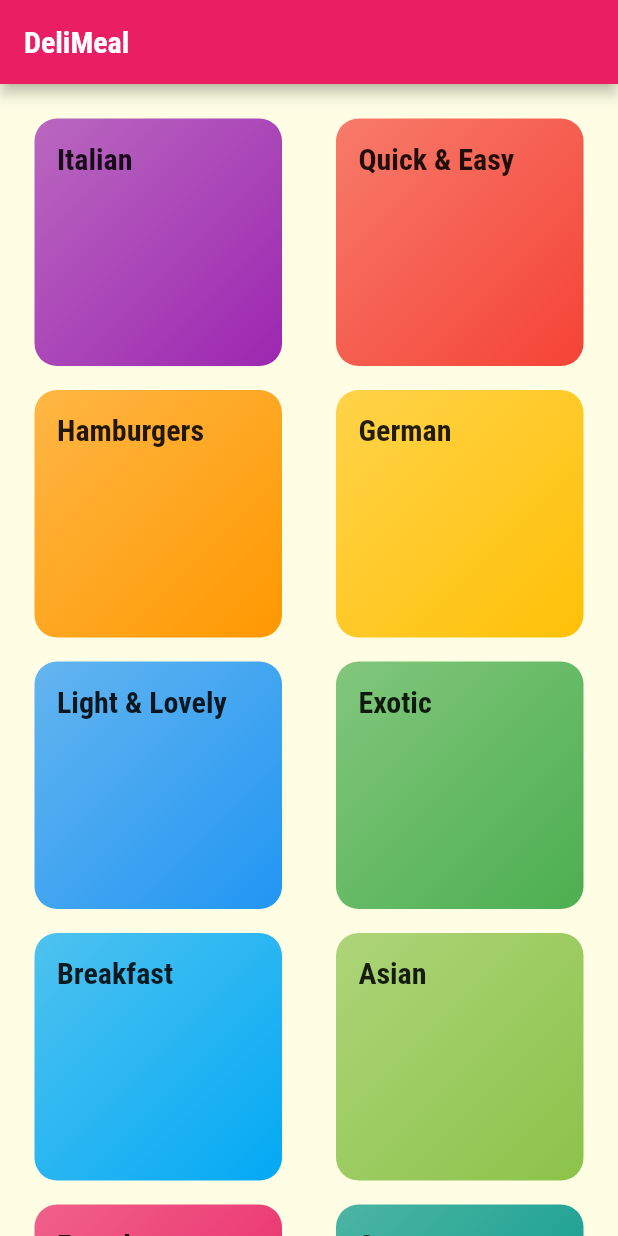
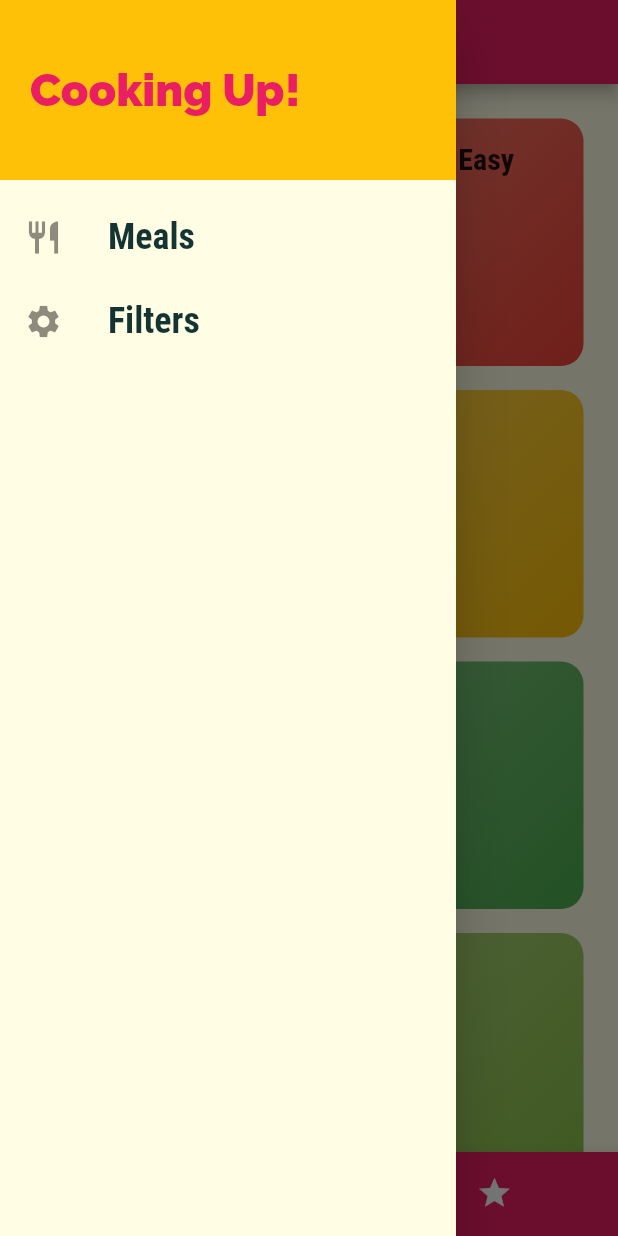
Before and after one commit to AmmarHussien/meals_app, a Flutter app: the screen it shows after launch, with the side drawer open (before the commit the screen has no drawer), on a phone screen of 412 x 824 dp. Run offline on Flutter 3.47's test engine with Material 2 defaults, Android fonts, the phone set to English and light mode, and no system bars.

Commit message:
add new screen

```diff
--- a/lib/main.dart
+++ b/lib/main.dart
@@ -1,6 +1,11 @@
+import 'package:flutter/foundation.dart';
 import 'package:flutter/material.dart';
 import 'package:meals_app/screens/category_meals_screen.dart';
+import 'package:meals_app/screens/favorites_screen.dart';
+import 'package:meals_app/screens/meal_details_screen.dart';
+import 'package:meals_app/screens/tabs_screen.dart';
 import 'screens/categories_screen.dart';
+import 'screens/filters_screen.dart';
 
 void main() {
   runApp(const MyApp());
@@ -15,6 +20,9 @@ class MyApp extends StatelessWidget {
     return MaterialApp(
       title: 'DeliMeals',
       theme: ThemeData(
+        primarySwatch: Colors.pink,
+        // ignore: deprecated_member_use
+        accentColor: Colors.amber,
         canvasColor: const Color.fromRGBO(255, 254, 229, 1),
         fontFamily: 'Raleway',
         textTheme: ThemeData.light().textTheme.copyWith(
@@ -30,18 +38,28 @@ class MyApp extends StatelessWidget {
                 fontWeight: FontWeight.bold,
               ),
             ),
-        colorScheme: ColorScheme.fromSwatch(
-          primarySwatch: Colors.pink,
-        ).copyWith(
-          secondary: Colors.amber,
-        ),
       ),
       debugShowCheckedModeBanner: false,
       //home:  CategoriesScreen(),
       initialRoute: '/',
       routes: {
-        '/': (context) => const CategoriesScreen(),
+        '/': (context) => const TabsScreen(),
         CategoryMealScreen.routeName: (context) => const CategoryMealScreen(),
+        MealDetailScreen.routName: (context) => const MealDetailScreen(),
+        FilterScreen.routeName: (context) => const FilterScreen(),
+      },
+      onGenerateRoute: (settings) {
+        if (kDebugMode) {
+          print(settings.arguments);
+        }
+        return MaterialPageRoute(
+          builder: (context) => const CategoriesScreen(),
+        );
+      },
+      onUnknownRoute: (settings) {
+        return MaterialPageRoute(
+          builder: (context) => const CategoriesScreen(),
+        );
       },
     );
   }
--- a/lib/screens/categories_screen.dart
+++ b/lib/screens/categories_screen.dart
@@ -8,9 +8,9 @@ class CategoriesScreen extends StatelessWidget {
   @override
   Widget build(BuildContext context) {
     return Scaffold(
-      appBar: AppBar(
-        title: const Text("DeliMeal"),
-      ),
+      // appBar: AppBar(
+      //   //title: const Text("DeliMeal"),
+      // ),
       body: GridView(
           padding: const EdgeInsets.all(15),
           gridDelegate: const SliverGridDelegateWithMaxCrossAxisExtent(
--- a/lib/screens/category_meals_screen.dart
+++ b/lib/screens/category_meals_screen.dart
@@ -25,14 +25,15 @@ class CategoryMealScreen extends StatelessWidget {
     }).toList();
     return Scaffold(
       appBar: AppBar(
-        title: Text(categoryTitle!),
-      ),
+          title: Text(categoryTitle!),
+          ),
       body: ListView.builder(
         itemBuilder: (
           BuildContext context,
           int index,
         ) {
           return MealItem(
+            id: categoryMeals[index].id,
             title: categoryMeals[index].title,
             imageUrl: categoryMeals[index].imageUrl,
             duration: categoryMeals[index].duration,
--- /dev/null
+++ b/lib/screens/filters_screen.dart
@@ -0,0 +1,20 @@
+import 'package:flutter/material.dart';
+import 'package:meals_app/widgets/main_Drawer.dart';
+
+class FilterScreen extends StatelessWidget {
+  const FilterScreen({super.key});
+  static const routeName = '/filters';
+
+  @override
+  Widget build(BuildContext context) {
+    return Scaffold(
+      appBar: AppBar(
+        title: const Text('Your Filters'),
+      ),
+      drawer: const MainDrawer(),
+      body: const Center(
+        child: Text('Filters'),
+      ),
+    );
+  }
+}
--- /dev/null
+++ b/lib/screens/tabs_screen.dart
@@ -0,0 +1,62 @@
+import 'package:flutter/material.dart';
+import 'package:meals_app/screens/categories_screen.dart';
+import 'package:meals_app/screens/favorites_screen.dart';
+import 'package:meals_app/widgets/main_Drawer.dart';
+
+class TabsScreen extends StatefulWidget {
+  const TabsScreen({super.key});
+
+  @override
+  State<TabsScreen> createState() => _TabsScreenState();
+}
+
+class _TabsScreenState extends State<TabsScreen> {
+  final List<Map<String, dynamic>> _pages = [
+    {
+      'page': const CategoriesScreen(),
+      'title': 'Categories',
+    },
+    {
+      'page': const FavoritesScreen(),
+      'title': 'Favorites',
+    },
+  ];
+
+  int _selectedPageIndex = 0;
+  void _selectPage(int index) {
+    setState(() {
+      _selectedPageIndex = index;
+    });
+  }
+
+  @override
+  Widget build(BuildContext context) {
+    return Scaffold(
+      appBar: AppBar(
+        title: Text(_pages[_selectedPageIndex]['title']),
+      ),
+      drawer: const MainDrawer(),
+      body: _pages[_selectedPageIndex]['page'],
+      bottomNavigationBar: BottomNavigationBar(
+        onTap: _selectPage,
+        backgroundColor: Theme.of(context).primaryColor,
+        unselectedItemColor: Colors.white,
+        selectedItemColor: Theme.of(context).accentColor,
+        currentIndex: _selectedPageIndex,
+        type: BottomNavigationBarType.shifting,
+        items: [
+          BottomNavigationBarItem(
+            backgroundColor: Theme.of(context).primaryColor,
+            icon: const Icon(Icons.category),
+            label: 'Categories',
+          ),
+          BottomNavigationBarItem(
+            backgroundColor: Theme.of(context).primaryColor,
+            icon: const Icon(Icons.star),
+            label: 'Favorites',
+          ),
+        ],
+      ),
+    );
+  }
+}
--- /dev/null
+++ b/lib/widgets/main_Drawer.dart
@@ -0,0 +1,83 @@
+import 'package:flutter/material.dart';
+
+import '../screens/filters_screen.dart';
+import '../screens/tabs_screen.dart';
+
+class MainDrawer extends StatelessWidget {
+  const MainDrawer({super.key});
+
+  Widget drawer(
+    BuildContext context,
+    String name,
+  ) {
+    return Container(
+      height: 120,
+      width: double.infinity,
+      padding: const EdgeInsets.all(20),
+      alignment: Alignment.centerLeft,
+      color: Theme.of(context).colorScheme.secondary,
+      child: Text(
+        'Cooking Up!',
+        style: TextStyle(
+          fontWeight: FontWeight.w900,
+          fontSize: 30,
+          color: Theme.of(context).primaryColor,
+        ),
+      ),
+    );
+  }
+
+  Widget drawerItem(
+    String text,
+    IconData icons,
+    Function tapHandler,
+  ) {
+    return ListTile(
+        leading: Icon(
+          icons,
+          size: 26,
+        ),
+        title: Text(
+          text,
+          style: const TextStyle(
+            fontFamily: 'RobotoCondensed',
+            fontSize: 24,
+            fontWeight: FontWeight.bold,
+          ),
+        ),
+        onTap: (() {
+          Future.delayed(Duration.zero, () {
+            tapHandler();
+          });
+        }));
+  }
+
+  @override
+  Widget build(BuildContext context) {
+    return Drawer(
+      child: Column(
+        children: [
+          drawer(context, 'Cooking Up!'),
+          const SizedBox(
+            height: 10,
+          ),
+          drawerItem(
+            'Meals',
+            Icons.restaurant,
+            () {
+              Navigator.of(context).pushReplacementNamed('/');
+            },
+          ),
+          drawerItem(
+            'Filters',
+            Icons.settings,
+            () {
+              Navigator.of(context)
+                  .pushReplacementNamed(FilterScreen.routeName);
+            },
+          ),
+        ],
+      ),
+    );
+  }
+}
```
Also changed, not shown: lib/screens/favorites_screen.dart (added, +12 -0 lines), lib/screens/meal_details_screen.dart (added, +97 -0 lines), lib/widgets/meal_item.dart (+45 -15 lines).
